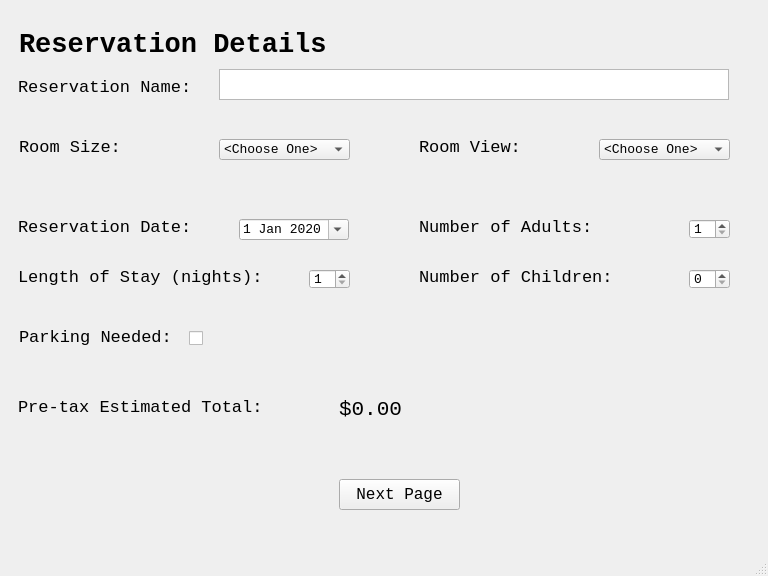
Above: mainwindow.ui from blakefuller/ResortReservation before the change. Below: the same form after it.
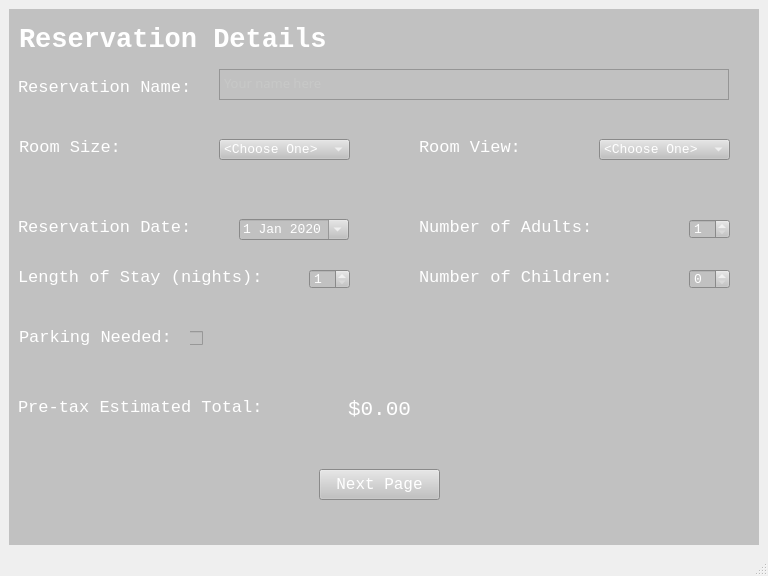
That is the form after the change. Icons and pictures are not drawn.

Commit message: modified colors of ui, added calendar icon

```diff
--- a/mainwindow.ui
+++ b/mainwindow.ui
@@ -17,6 +17,13 @@
    <layout class="QVBoxLayout" name="verticalLayout">
     <item>
      <widget class="QStackedWidget" name="stackedWidget">
+      <property name="autoFillBackground">
+       <bool>false</bool>
+      </property>
+      <property name="styleSheet">
+       <string notr="true">color: rgb(255, 255, 255);
+background-color: rgb(193, 193, 193);</string>
+      </property>
       <property name="currentIndex">
        <number>0</number>
       </property>
@@ -188,6 +195,22 @@
           <pointsize>10</pointsize>
          </font>
         </property>
+        <property name="autoFillBackground">
+         <bool>false</bool>
+        </property>
+        <property name="styleSheet">
+         <string notr="true"/>
+        </property>
+        <property name="lineWidth">
+         <number>1</number>
+        </property>
+        <property name="html">
+         <string>&lt;!DOCTYPE HTML PUBLIC &quot;-//W3C//DTD HTML 4.0//EN&quot; &quot;http://www.w3.org/TR/REC-html40/strict.dtd&quot;&gt;
+&lt;html&gt;&lt;head&gt;&lt;meta name=&quot;qrichtext&quot; content=&quot;1&quot; /&gt;&lt;style type=&quot;text/css&quot;&gt;
+p, li { white-space: pre-wrap; }
+&lt;/style&gt;&lt;/head&gt;&lt;body style=&quot; font-family:'Lucida Sans Typewriter'; font-size:10pt; font-weight:400; font-style:normal;&quot;&gt;
+&lt;p style=&quot; margin-top:0px; margin-bottom:0px; margin-left:0px; margin-right:0px; -qt-block-indent:0; text-indent:0px;&quot;&gt;&lt;span style=&quot; color:#c7c8c7;&quot;&gt;Your name here&lt;/span&gt;&lt;/p&gt;&lt;/body&gt;&lt;/html&gt;</string>
+        </property>
        </widget>
        <widget class="QComboBox" name="roomSize">
         <property name="geometry">
@@ -204,6 +227,9 @@
           <pointsize>10</pointsize>
          </font>
         </property>
+        <property name="styleSheet">
+         <string notr="true">selection-background-color: rgb(80, 80, 80);</string>
+        </property>
         <item>
          <property name="text">
           <string>&lt;Choose One&gt;</string>
@@ -371,7 +397,7 @@
        <widget class="QLabel" name="totCost">
         <property name="geometry">
          <rect>
-          <x>330</x>
+          <x>310</x>
           <y>390</y>
           <width>121</width>
           <height>21</height>
@@ -383,15 +409,24 @@
           <pointsize>16</pointsize>
          </font>
         </property>
+        <property name="autoFillBackground">
+         <bool>false</bool>
+        </property>
         <property name="text">
          <string>$0.00</string>
         </property>
+        <property name="alignment">
+         <set>Qt::AlignCenter</set>
+        </property>
+        <property name="wordWrap">
+         <bool>false</bool>
+        </property>
        </widget>
        <widget class="QPushButton" name="nextPage">
         <property name="geometry">
          <rect>
-          <x>330</x>
-          <y>470</y>
+          <x>310</x>
+          <y>460</y>
           <width>121</width>
           <height>31</height>
          </rect>
@@ -429,9 +464,9 @@
         <property name="geometry">
          <rect>
           <x>10</x>
-          <y>20</y>
-          <width>381</width>
-          <height>31</height>
+          <y>10</y>
+          <width>441</width>
+          <height>41</height>
          </rect>
         </property>
         <property name="font">
@@ -446,6 +481,34 @@
          <string>Reservation Details</string>
         </property>
        </widget>
+       <widget class="QLabel" name="label_4">
+        <property name="geometry">
+         <rect>
+          <x>350</x>
+          <y>200</y>
+          <width>31</width>
+          <height>31</height>
+         </rect>
+        </property>
+        <property name="acceptDrops">
+         <bool>false</bool>
+        </property>
+        <property name="autoFillBackground">
+         <bool>true</bool>
+        </property>
+        <property name="text">
+         <string/>
+        </property>
+        <property name="pixmap">
+         <pixmap>../../Desktop/5bf407565971e.image.png</pixmap>
+        </property>
+        <property name="scaledContents">
+         <bool>true</bool>
+        </property>
+        <property name="textInteractionFlags">
+         <set>Qt::NoTextInteraction</set>
+        </property>
+       </widget>
       </widget>
       <widget class="QWidget" name="page_2">
        <widget class="QPushButton" name="nextPage_2">
```
